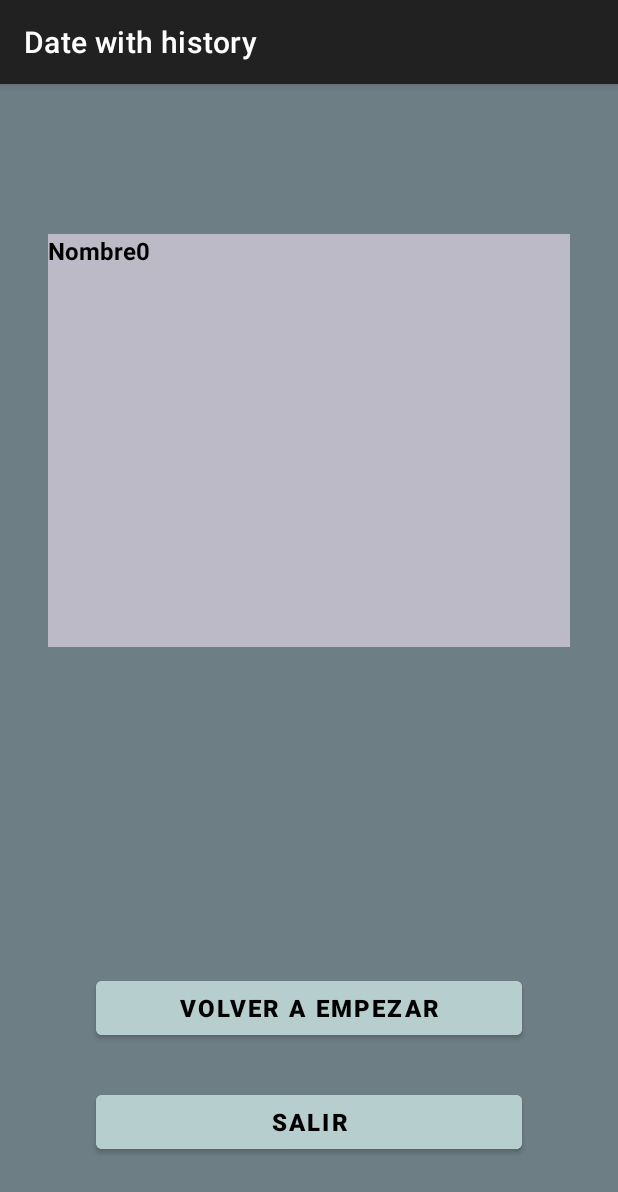
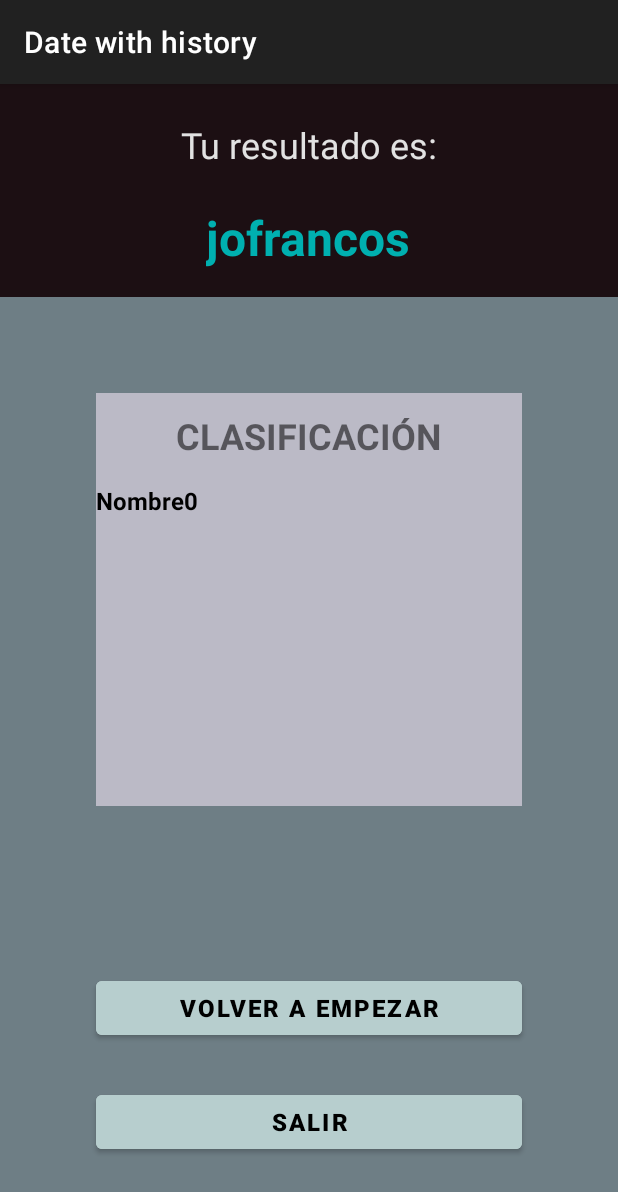
Before and after one commit to Ninfer/MovileGames, an Android app: the Result_Activity screen opened directly, with no data from a screen before it, on a phone screen of 412 x 824 dp. Shown: the top 1192 px of the screen. Run offline under Robolectric (Android 15) with nearby library versions, the light colour scheme and no system bars; 1 statement that could not run was skipped.

Commit message:
Result activity layout

```diff
--- a/Quiz/app/src/main/res/layout/activity_result.xml
+++ b/Quiz/app/src/main/res/layout/activity_result.xml
@@ -6,6 +6,69 @@
     android:layout_height="match_parent"
     android:background="@color/slate_gray"
     tools:context=".Result_Activity">
+
+    <LinearLayout
+        android:id="@+id/linearLayout4"
+        android:layout_width="0dp"
+        android:layout_height="wrap_content"
+        android:background="@color/xiketic"
+        android:orientation="vertical"
+        app:layout_constraintEnd_toEndOf="parent"
+        app:layout_constraintStart_toStartOf="parent"
+        app:layout_constraintTop_toTopOf="parent">
+
+        <TextView
+            android:id="@+id/resultText"
+            android:layout_width="wrap_content"
+            android:layout_height="wrap_content"
+            android:layout_gravity="center"
+            android:padding="24dp"
+            android:text="Tu resultado es:"
+            android:textColor="@color/platinum"
+            android:textSize="24sp" />
+
+        <TextView
+            android:id="@+id/jofrancosText"
+            android:layout_width="wrap_content"
+            android:layout_height="wrap_content"
+            android:layout_gravity="center"
+            android:layout_marginBottom="18dp"
+            android:text="jofrancos"
+            android:textColor="@color/blue"
+            android:textSize="32sp"
+            android:textStyle="bold" />
+    </LinearLayout>
+
+    <LinearLayout
+        android:id="@+id/layout_manager"
+        android:layout_width="0dp"
+        android:layout_height="275dp"
+        android:layout_marginStart="64dp"
+        android:layout_marginTop="64dp"
+        android:layout_marginEnd="64dp"
+        android:background="@color/lavender_gray"
+        android:orientation="vertical"
+        app:layout_constraintEnd_toEndOf="parent"
+        app:layout_constraintHorizontal_bias="0.0"
+        app:layout_constraintStart_toStartOf="parent"
+        app:layout_constraintTop_toBottomOf="@+id/linearLayout4">
+
+        <TextView
+            android:id="@+id/leaderboardText"
+            android:layout_width="wrap_content"
+            android:layout_height="wrap_content"
+            android:layout_gravity="center"
+            android:layout_marginTop="12dp"
+            android:layout_marginBottom="16dp"
+            android:text="CLASIFICACIÓN"
+            android:textSize="24sp"
+            android:textStyle="bold" />
+
+        <androidx.recyclerview.widget.RecyclerView
+            android:id="@+id/RV_Resultados"
+            android:layout_width="match_parent"
+            android:layout_height="match_parent" />
+    </LinearLayout>
 
     <Button
         android:id="@+id/restart_button"
@@ -41,25 +104,4 @@
         app:layout_constraintStart_toStartOf="parent"
         app:layout_constraintTop_toBottomOf="@+id/restart_button" />
 
-    <LinearLayout
-        android:id="@+id/layout_manager"
-        android:layout_width="0dp"
-        android:layout_height="275dp"
-        android:layout_marginStart="32dp"
-        android:layout_marginTop="100dp"
-        android:layout_marginEnd="32dp"
-        android:background="@color/lavender_gray"
-        android:orientation="vertical"
-        app:layout_constraintEnd_toEndOf="parent"
-        app:layout_constraintHorizontal_bias="0.0"
-        app:layout_constraintStart_toStartOf="parent"
-        app:layout_constraintTop_toTopOf="parent">
-
-        <androidx.recyclerview.widget.RecyclerView
-            android:id="@+id/RV_Resultados"
-            android:layout_width="match_parent"
-            android:layout_height="match_parent"
-            />
-    </LinearLayout>
-
 </androidx.constraintlayout.widget.ConstraintLayout>
```
